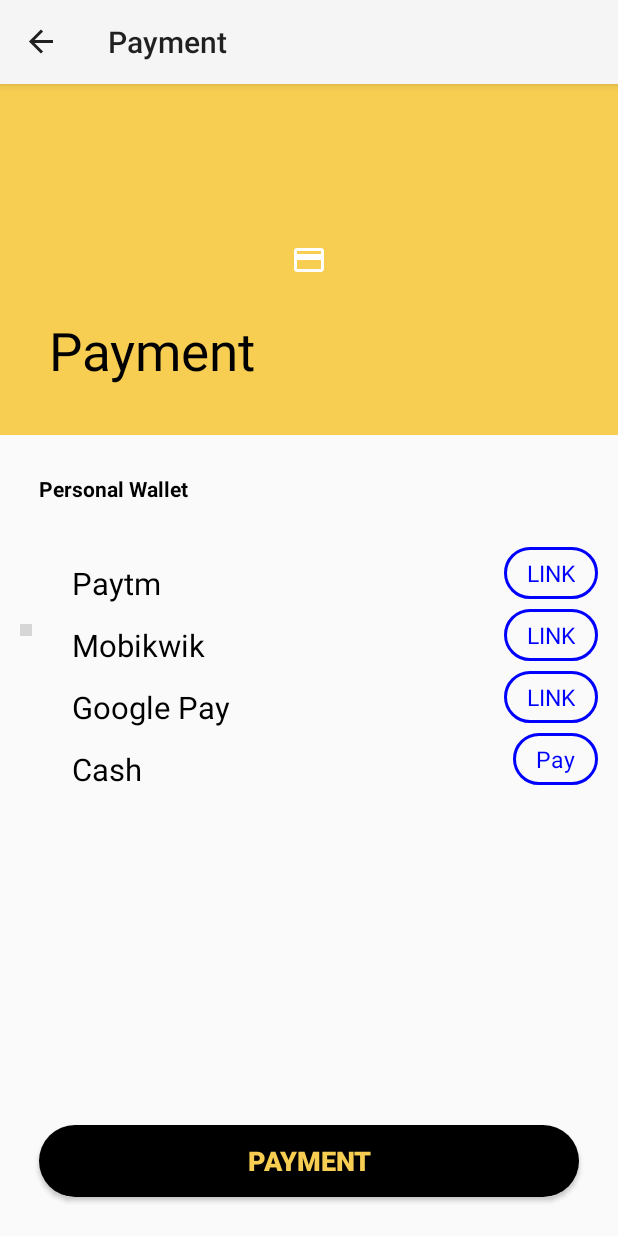
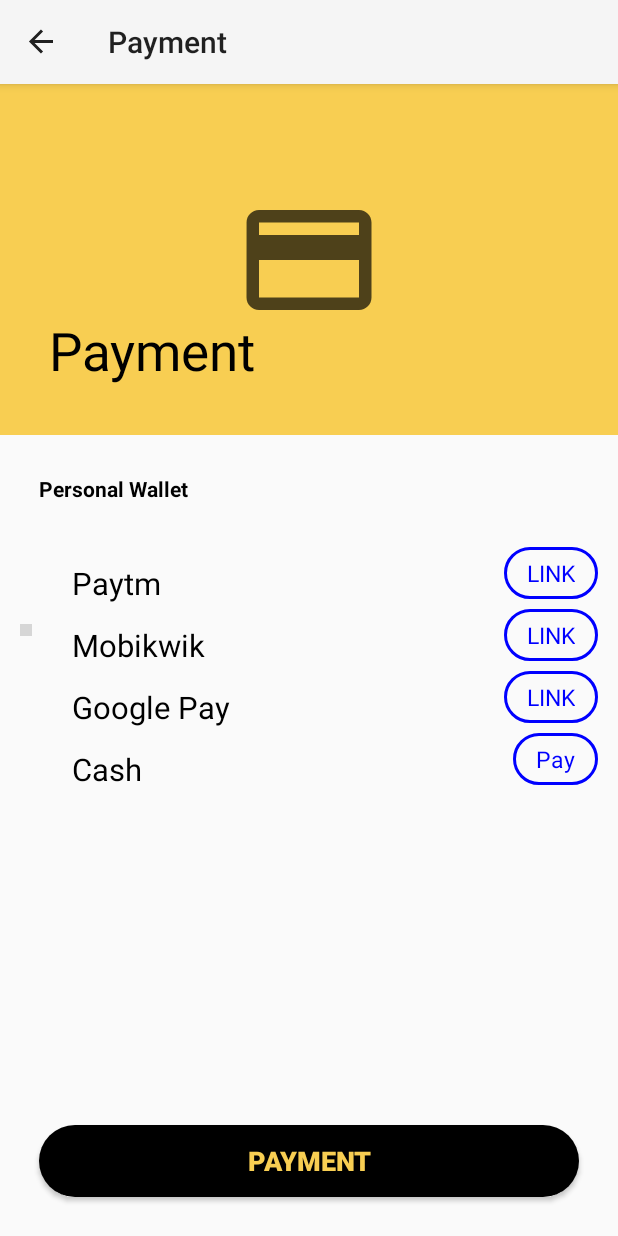
Before and after one commit to pravin5551/Ride-Karo, an Android app: the PaymentFragment screen opened through its navigation route, on a phone screen of 412 x 824 dp. Run offline under Robolectric (Android 15) with nearby library versions, the phone set to English and light mode, and no system bars; our stand-ins replace CircleImageView, navigation-ui, sdp/ssp sizes; libraries missing offline, so code that uses them is left out: com.github.florent37.runtimepermission; grey boxes are pictures that could not be loaded.

Commit message:
made changes

```diff
--- a/app/src/main/java/com/froyo/ridekaro/fragments/BottomSheetFragment.kt
+++ b/app/src/main/java/com/froyo/ridekaro/fragments/BottomSheetFragment.kt
@@ -6,7 +6,6 @@
 import android.view.View
 import android.view.ViewGroup
 import com.froyo.ridekaro.R
-import com.google.android.gms.dynamic.SupportFragmentWrapper
 import com.google.android.material.bottomsheet.BottomSheetDialogFragment
 import kotlinx.android.synthetic.main.fragment_bottom_sheet.*
 
--- a/app/src/main/java/com/froyo/ridekaro/views/FirstScreenActivity.kt
+++ b/app/src/main/java/com/froyo/ridekaro/views/FirstScreenActivity.kt
@@ -19,8 +19,8 @@
 class FirstScreenActivity : AppCompatActivity() {
 
     val FINE_LOCATION_RO = 101
-    val sharePref=getSharedPreferences("myPre", Context.MODE_PRIVATE)
-    val editor=sharePref.edit()
+//    val sharePref=getSharedPreferences("myPre", Context.MODE_PRIVATE)
+//    val editor=sharePref.edit()
 
 
 
--- /dev/null
+++ b/app/src/main/res/drawable/ic_actionbar_payment.xml
@@ -0,0 +1,5 @@
+<vector android:alpha="0.7" android:height="100dp" android:tint="#050502"
+    android:viewportHeight="24" android:viewportWidth="24"
+    android:width="100dp" xmlns:android="http://schemas.android.com/apk/res/android">
+    <path android:fillColor="@android:color/white" android:pathData="M20,4L4,4c-1.11,0 -1.99,0.89 -1.99,2L2,18c0,1.11 0.89,2 2,2h16c1.11,0 2,-0.89 2,-2L22,6c0,-1.11 -0.89,-2 -2,-2zM20,18L4,18v-6h16v6zM20,8L4,8L4,6h16v2z"/>
+</vector>
--- a/app/src/main/res/layout/fragment_payment.xml
+++ b/app/src/main/res/layout/fragment_payment.xml
@@ -29,7 +29,7 @@
                     android:layout_width="match_parent"
                     android:layout_height="match_parent"
                     android:scaleType="centerInside"
-                    android:src="@drawable/ic_baseline_payment_24"
+                    android:src="@drawable/ic_actionbar_payment"
                     app:layout_collapseMode="parallax" />
 
                 <TextView
@@ -85,6 +85,7 @@
                         android:layout_marginTop="8dp"
                         android:layout_marginEnd="16dp"
                         android:padding="4dp"
+                        android:background="@android:color/transparent"
                         android:src="@drawable/ic_paytm"
                         app:layout_constraintEnd_toEndOf="parent"
                         app:layout_constraintTop_toTopOf="parent" />
--- a/app/src/main/res/values/strings.xml
+++ b/app/src/main/res/values/strings.xml
@@ -52,7 +52,6 @@
     <string name="payment">PAYMENT</string>
     <string name="Personal_Wallet">Personal Wallet</string>
     <string name="small_Payment">Payment</string>
-    <string name="cash">Cash</string>
     <string name="notifications">Notifications</string>
     <string name="home">Home</string>
     <string name="COVID_19">COVID 19</string>
@@ -60,7 +59,6 @@
     <string name="invite_friends">Invite Friends</string>
     <string name="insurance">Insurance</string>
     <string name="setting">Settings</string>
-    <string name="support">Support</string>
     <string name="Complete_the_Transaction">Complete the Transaction</string>
     <string name="Payment_Alert">Payment Alert</string>
     <string name="Congratulations_Payment_successful_Done">Congratulations Payment successful Done</string>
```
Also changed, not shown: app/src/main/res/drawable/paytm.png (deleted).
